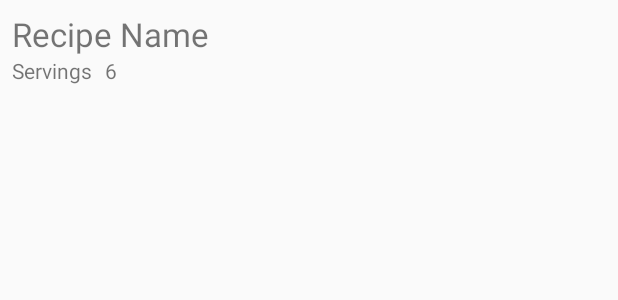
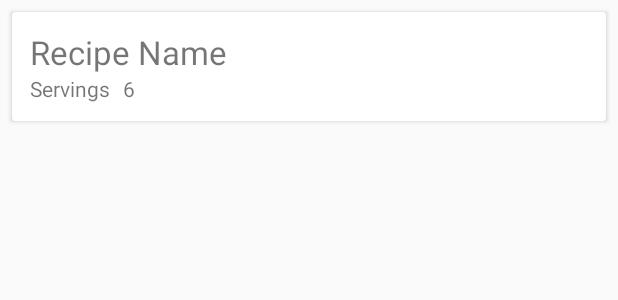
Before and after one commit to ivoGanev/bake-it, an Android app: the layout item_recipe.xml on its own in the app's theme, with its tools: preview values and no code run, on a phone screen of 412 x 824 dp. Shown: the top 300 px of the screen. Run offline under Robolectric (Android 15) with nearby library versions, the phone set to English and light mode, and no system bars.

Commit message:
Create layout for master fragment flow

```diff
--- a/app/build.gradle
+++ b/app/build.gradle
@@ -32,6 +32,7 @@ dependencies {
     implementation 'androidx.constraintlayout:constraintlayout:1.1.3'
     implementation 'androidx.recyclerview:recyclerview:1.1.0'
     implementation 'com.jakewharton.timber:timber:4.7.1'
+    implementation 'androidx.cardview:cardview:1.0.0'
 
     testImplementation 'junit:junit:4.12'
 
--- a/app/src/main/res/layout/item_recipe.xml
+++ b/app/src/main/res/layout/item_recipe.xml
@@ -1,17 +1,25 @@
 <?xml version="1.0" encoding="utf-8"?>
-<androidx.constraintlayout.widget.ConstraintLayout
-    xmlns:android="http://schemas.android.com/apk/res/android"
+<androidx.cardview.widget.CardView xmlns:android="http://schemas.android.com/apk/res/android"
     xmlns:app="http://schemas.android.com/apk/res-auto"
     xmlns:tools="http://schemas.android.com/tools"
     android:layout_width="match_parent"
-    android:layout_height="wrap_content">
+    android:layout_height="wrap_content"
+    android:layout_margin="8dp"
+    app:layout_constraintBottom_toBottomOf="parent"
+    app:layout_constraintEnd_toEndOf="parent"
+    app:layout_constraintStart_toStartOf="parent"
+    app:layout_constraintTop_toTopOf="parent">
+
+    <androidx.constraintlayout.widget.ConstraintLayout
+        android:layout_width="match_parent"
+        android:layout_height="wrap_content"
+        android:padding="12dp"
+        >
 
         <TextView
             android:id="@+id/item_recipe_name"
             android:layout_width="wrap_content"
             android:layout_height="wrap_content"
-        android:layout_marginStart="8dp"
-        android:layout_marginTop="8dp"
             android:textSize="22sp"
             app:layout_constraintStart_toStartOf="parent"
             app:layout_constraintTop_toTopOf="parent"
@@ -30,8 +38,8 @@
             android:layout_width="wrap_content"
             android:layout_height="wrap_content"
             android:layout_marginStart="8dp"
-        tools:text="6"
             app:layout_constraintStart_toEndOf="@+id/item_recipe_servings"
-        app:layout_constraintTop_toBottomOf="@+id/item_recipe_name" />
-
+            app:layout_constraintTop_toBottomOf="@+id/item_recipe_name"
+            tools:text="6" />
     </androidx.constraintlayout.widget.ConstraintLayout>
+</androidx.cardview.widget.CardView>
```
Also changed, not shown: app/src/main/java/android/ivo/bake_it/screen/main/MainActivity.java (+1 -6 lines), app/src/main/java/android/ivo/bake_it/screen/recipe/RecipeActivity.java (+4 -11 lines), app/src/main/java/android/ivo/bake_it/screen/recipe/RecipeMasterFragment.java (added, +41 -0 lines), app/src/main/res/layout/activity_recipe.xml (+6 -14 lines), app/src/main/res/layout/activity_recipe_master.xml (added, +44 -0 lines). Lines whose indentation alone changed are shown as unchanged.
